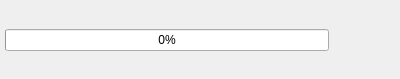
This is 2.x/UI/dooble_downloads_item.ui in textbrowser/dooble as Qt 5 draws it before an edit. The edited form follows.
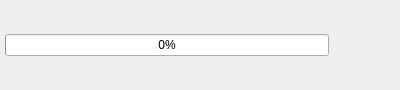
This is the edited form.

Diff of the .ui file:
```diff
--- a/2.x/UI/dooble_downloads_item.ui
+++ b/2.x/UI/dooble_downloads_item.ui
@@ -7,7 +7,7 @@
     <x>0</x>
     <y>0</y>
     <width>400</width>
-    <height>79</height>
+    <height>90</height>
    </rect>
   </property>
   <property name="windowTitle">
```
